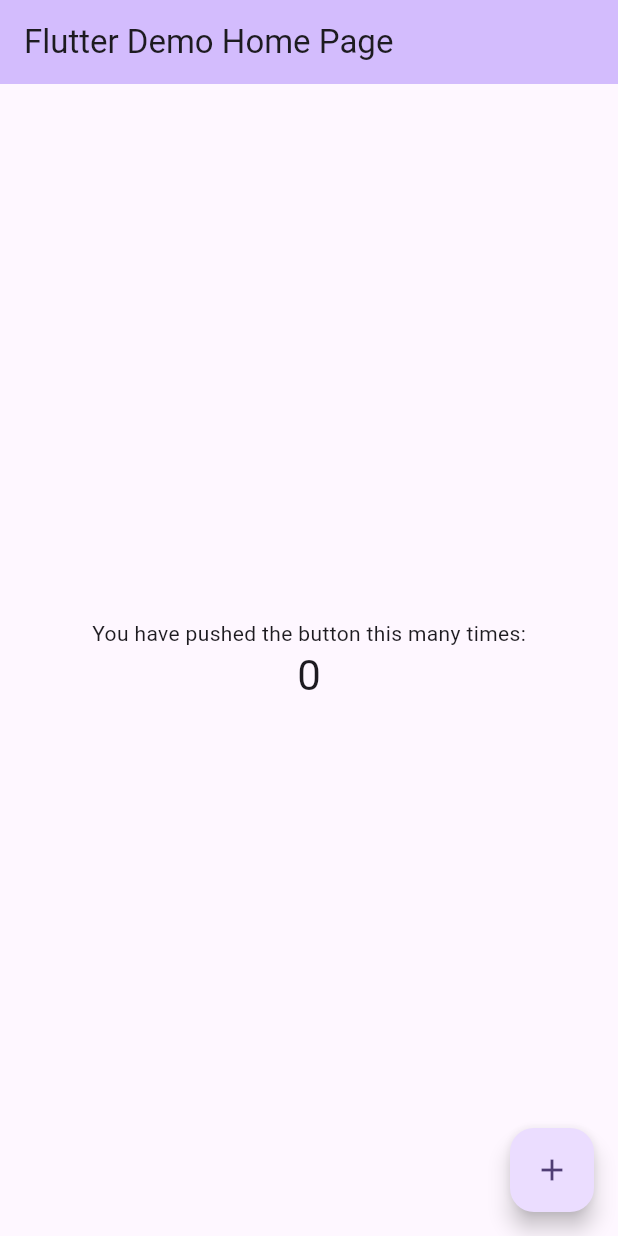
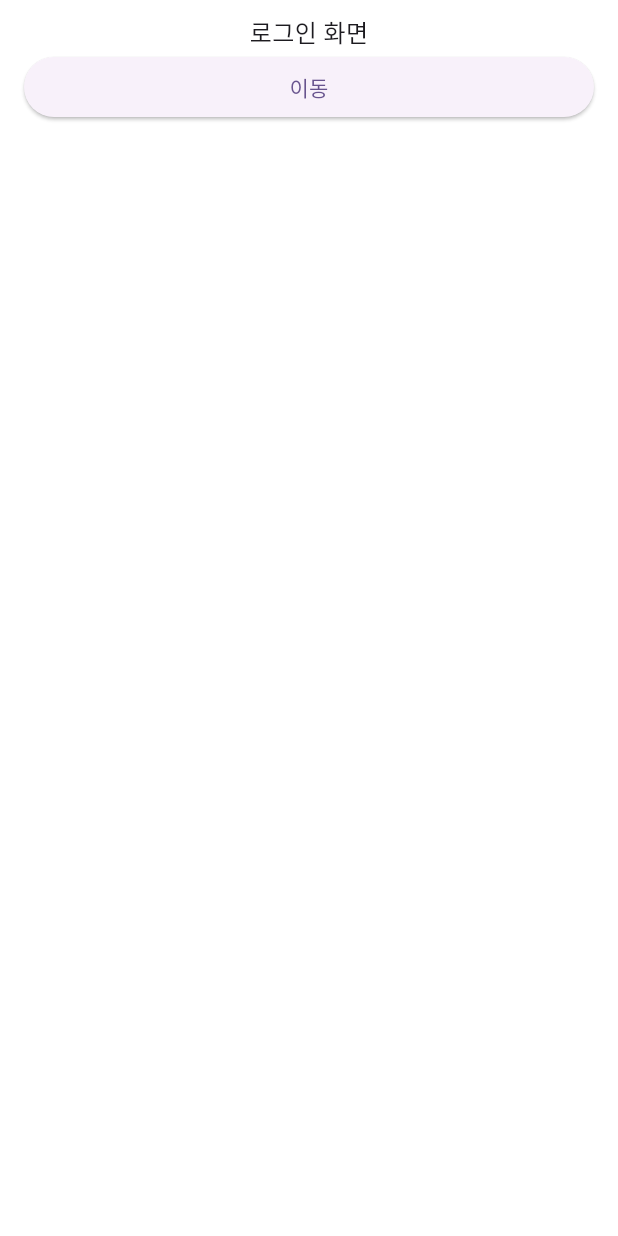
Before and after one commit to developerWoo-kim/gu_pos, a Flutter app: the screen it shows after launch, on a phone screen of 412 x 824 dp. Run offline on Flutter 3.47's test engine with Material 3 defaults, Android fonts, the phone set to English and light mode, and no system bars; Roboto replaces fonts that are missing (SpoqaHanSansNeo).

Commit message:
* 기초 컴포넌트, 폰트, 레이아웃 작업

```diff
--- /dev/null
+++ b/lib/common/layout/default_layout.dart
@@ -0,0 +1,28 @@
+import 'package:flutter/material.dart';
+
+import '../const/colors.dart';
+
+class DefaultLayout extends StatelessWidget {
+  final AppBar? appBar;
+  final Widget body;
+  final Color? backgroundColor;
+  final Widget? bottomNavigationBar;
+
+  const DefaultLayout({super.key,
+      this.appBar,
+      required this.body,
+      this.backgroundColor,
+      this.bottomNavigationBar
+      });
+
+  @override
+  Widget build(BuildContext context) {
+    return Scaffold(
+      extendBody: true,
+      backgroundColor: backgroundColor ?? PRIMARY_COLOR_04,
+      appBar: appBar,
+      body: body,
+      bottomNavigationBar: bottomNavigationBar,
+    );
+  }
+}
--- a/lib/main.dart
+++ b/lib/main.dart
@@ -1,4 +1,6 @@
 import 'package:flutter/material.dart';
+import 'package:gu_pos/common/layout/default_layout.dart';
+import 'package:gu_pos/style_guide_screen.dart';
 
 void main() {
   runApp(const MyApp());
@@ -13,113 +15,102 @@ class MyApp extends StatelessWidget {
     return MaterialApp(
       title: 'Flutter Demo',
       theme: ThemeData(
-        // This is the theme of your application.
-        //
-        // TRY THIS: Try running your application with "flutter run". You'll see
-        // the application has a purple toolbar. Then, without quitting the app,
-        // try changing the seedColor in the colorScheme below to Colors.green
-        // and then invoke "hot reload" (save your changes or press the "hot
-        // reload" button in a Flutter-supported IDE, or press "r" if you used
-        // the command line to start the app).
-        //
-        // Notice that the counter didn't reset back to zero; the application
-        // state is not lost during the reload. To reset the state, use hot
-        // restart instead.
-        //
-        // This works for code too, not just values: Most code changes can be
-        // tested with just a hot reload.
+        fontFamily: 'SpoqaHanSansNeo',
         colorScheme: ColorScheme.fromSeed(seedColor: Colors.deepPurple),
         useMaterial3: true,
       ),
-      home: const MyHomePage(title: 'Flutter Demo Home Page'),
+      debugShowCheckedModeBanner: false,
+      home: DefaultLayout(
+        body: const StyleGuideScreen(),
+      )
     );
   }
 }
 
-class MyHomePage extends StatefulWidget {
-  const MyHomePage({super.key, required this.title});
-
-  // This widget is the home page of your application. It is stateful, meaning
-  // that it has a State object (defined below) that contains fields that affect
-  // how it looks.
-
-  // This class is the configuration for the state. It holds the values (in this
-  // case the title) provided by the parent (in this case the App widget) and
-  // used by the build method of the State. Fields in a Widget subclass are
-  // always marked "final".
-
-  final String title;
-
-  @override
-  State<MyHomePage> createState() => _MyHomePageState();
-}
-
-class _MyHomePageState extends State<MyHomePage> {
-  int _counter = 0;
-
-  void _incrementCounter() {
-    setState(() {
-      // This call to setState tells the Flutter framework that something has
-      // changed in this State, which causes it to rerun the build method below
-      // so that the display can reflect the updated values. If we changed
-      // _counter without calling setState(), then the build method would not be
-      // called again, and so nothing would appear to happen.
-      _counter++;
-    });
-  }
-
-  @override
-  Widget build(BuildContext context) {
-    // This method is rerun every time setState is called, for instance as done
-    // by the _incrementCounter method above.
-    //
-    // The Flutter framework has been optimized to make rerunning build methods
-    // fast, so that you can just rebuild anything that needs updating rather
-    // than having to individually change instances of widgets.
-    return Scaffold(
-      appBar: AppBar(
-        // TRY THIS: Try changing the color here to a specific color (to
-        // Colors.amber, perhaps?) and trigger a hot reload to see the AppBar
-        // change color while the other colors stay the same.
-        backgroundColor: Theme.of(context).colorScheme.inversePrimary,
-        // Here we take the value from the MyHomePage object that was created by
-        // the App.build method, and use it to set our appbar title.
-        title: Text(widget.title),
-      ),
-      body: Center(
-        // Center is a layout widget. It takes a single child and positions it
-        // in the middle of the parent.
-        child: Column(
-          // Column is also a layout widget. It takes a list of children and
-          // arranges them vertically. By default, it sizes itself to fit its
-          // children horizontally, and tries to be as tall as its parent.
-          //
-          // Column has various properties to control how it sizes itself and
-          // how it positions its children. Here we use mainAxisAlignment to
-          // center the children vertically; the main axis here is the vertical
-          // axis because Columns are vertical (the cross axis would be
-          // horizontal).
-          //
-          // TRY THIS: Invoke "debug painting" (choose the "Toggle Debug Paint"
-          // action in the IDE, or press "p" in the console), to see the
-          // wireframe for each widget.
-          mainAxisAlignment: MainAxisAlignment.center,
-          children: <Widget>[
-            const Text(
-              'You have pushed the button this many times:',
-            ),
-            Text(
-              '$_counter',
-              style: Theme.of(context).textTheme.headlineMedium,
-            ),
-          ],
-        ),
-      ),
-      floatingActionButton: FloatingActionButton(
-        onPressed: _incrementCounter,
-        tooltip: 'Increment',
-        child: const Icon(Icons.add),
-      ), // This trailing comma makes auto-formatting nicer for build methods.
-    );
-  }
-}
+// class MyHomePage extends StatefulWidget {
+//   const MyHomePage({super.key, required this.title});
+//
+//   // This widget is the home page of your application. It is stateful, meaning
+//   // that it has a State object (defined below) that contains fields that affect
+//   // how it looks.
+//
+//   // This class is the configuration for the state. It holds the values (in this
+//   // case the title) provided by the parent (in this case the App widget) and
+//   // used by the build method of the State. Fields in a Widget subclass are
+//   // always marked "final".
+//
+//   final String title;
+//
+//   @override
+//   State<MyHomePage> createState() => _MyHomePageState();
+// }
+//
+// class _MyHomePageState extends State<MyHomePage> {
+//   int _counter = 0;
+//
+//   void _incrementCounter() {
+//     setState(() {
+//       // This call to setState tells the Flutter framework that something has
+//       // changed in this State, which causes it to rerun the build method below
+//       // so that the display can reflect the updated values. If we changed
+//       // _counter without calling setState(), then the build method would not be
+//       // called again, and so nothing would appear to happen.
+//       _counter++;
+//     });
+//   }
+//
+//   @override
+//   Widget build(BuildContext context) {
+//     // This method is rerun every time setState is called, for instance as done
+//     // by the _incrementCounter method above.
+//     //
+//     // The Flutter framework has been optimized to make rerunning build methods
+//     // fast, so that you can just rebuild anything that needs updating rather
+//     // than having to individually change instances of widgets.
+//     return Scaffold(
+//       appBar: AppBar(
+//         // TRY THIS: Try changing the color here to a specific color (to
+//         // Colors.amber, perhaps?) and trigger a hot reload to see the AppBar
+//         // change color while the other colors stay the same.
+//         backgroundColor: Theme.of(context).colorScheme.inversePrimary,
+//         // Here we take the value from the MyHomePage object that was created by
+//         // the App.build method, and use it to set our appbar title.
+//         title: Text(widget.title),
+//       ),
+//       body: Center(
+//         // Center is a layout widget. It takes a single child and positions it
+//         // in the middle of the parent.
+//         child: Column(
+//           // Column is also a layout widget. It takes a list of children and
+//           // arranges them vertically. By default, it sizes itself to fit its
+//           // children horizontally, and tries to be as tall as its parent.
+//           //
+//           // Column has various properties to control how it sizes itself and
+//           // how it positions its children. Here we use mainAxisAlignment to
+//           // center the children vertically; the main axis here is the vertical
+//           // axis because Columns are vertical (the cross axis would be
+//           // horizontal).
+//           //
+//           // TRY THIS: Invoke "debug painting" (choose the "Toggle Debug Paint"
+//           // action in the IDE, or press "p" in the console), to see the
+//           // wireframe for each widget.
+//           mainAxisAlignment: MainAxisAlignment.center,
+//           children: <Widget>[
+//             const Text(
+//               'You have pushed the button this many times:',
+//             ),
+//             Text(
+//               '$_counter',
+//               style: Theme.of(context).textTheme.headlineMedium,
+//             ),
+//           ],
+//         ),
+//       ),
+//       floatingActionButton: FloatingActionButton(
+//         onPressed: _incrementCounter,
+//         tooltip: 'Increment',
+//         child: const Icon(Icons.add),
+//       ), // This trailing comma makes auto-formatting nicer for build methods.
+//     );
+//   }
+// }
--- /dev/null
+++ b/lib/style_guide_screen.dart
@@ -0,0 +1,34 @@
+import 'package:flutter/material.dart';
+
+class StyleGuideScreen extends StatelessWidget {
+  const StyleGuideScreen({super.key});
+
+  @override
+  Widget build(BuildContext context) {
+    return Padding(
+      padding: EdgeInsets.symmetric(horizontal: 16.0, vertical: 10),
+      child: ListView(
+        children: [
+          Row(mainAxisAlignment: MainAxisAlignment.center, children: [Text('로그인 화면',style: TextStyle(fontSize: 16.0,fontWeight: FontWeight.w500),),],),
+          Row(
+            mainAxisAlignment: MainAxisAlignment.center,
+            children: [
+              Expanded(
+                child: ElevatedButton(
+                  onPressed: () {
+                    // Navigator.of(context).push(
+                    //   MaterialPageRoute(
+                    //     builder: (_) => const (),
+                    //   ),
+                    // );
+                  },
+                  child: Text('이동'),
+                ),
+              )
+            ],
+          ),
+        ],
+      ),
+    );
+  }
+}
```
Also changed, not shown: lib/common/component/text/body_text.dart (added, +40 -0 lines), lib/common/component/text/title_text.dart (added, +28 -0 lines), lib/common/const/colors.dart (added, +18 -0 lines), pubspec.yaml (+19 -0 lines), 5 other files.
